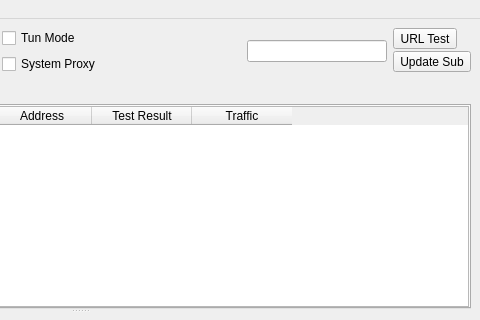
Old version of the form src/ui/mainwindow.ui in the repository Ogstra/proxor; both pictures show x 320 to 800 and y 0 to 320 of the 800 by 600 pixel window.
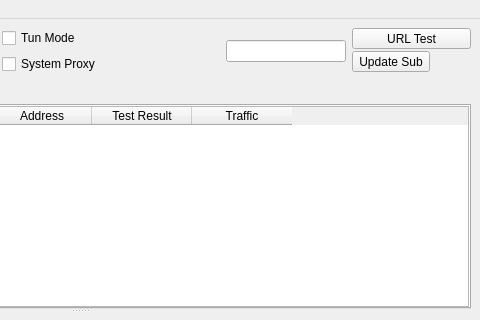
New version of the form. Icons and pictures are not drawn. Custom widgets are drawn as their Qt base class.

Commit message: fix(ui): match URL Test button width to Update Sub; name new sub group "Sub" and keep Default as second tab

```diff
--- a/src/ui/mainwindow.ui
+++ b/src/ui/mainwindow.ui
@@ -186,6 +186,12 @@
         </property>
         <item>
          <widget class="QToolButton" name="toolButton_url_test">
+          <property name="sizePolicy">
+           <sizepolicy hsizetype="Expanding" vsizetype="Fixed">
+            <horstretch>0</horstretch>
+            <verstretch>0</verstretch>
+           </sizepolicy>
+          </property>
           <property name="text">
            <string>URL Test</string>
           </property>
```
The commit also changes 1 other file.
